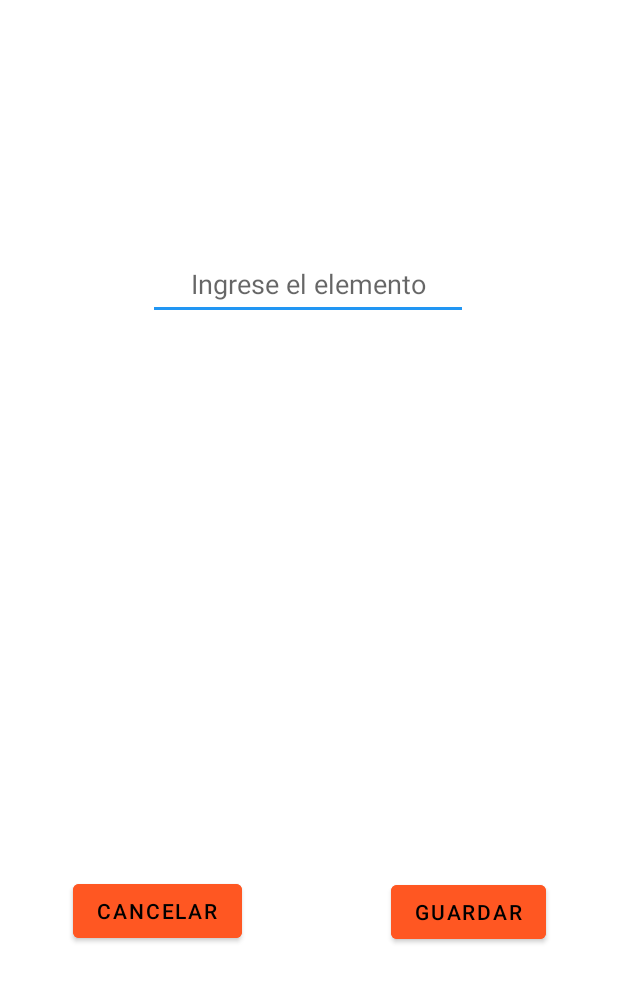
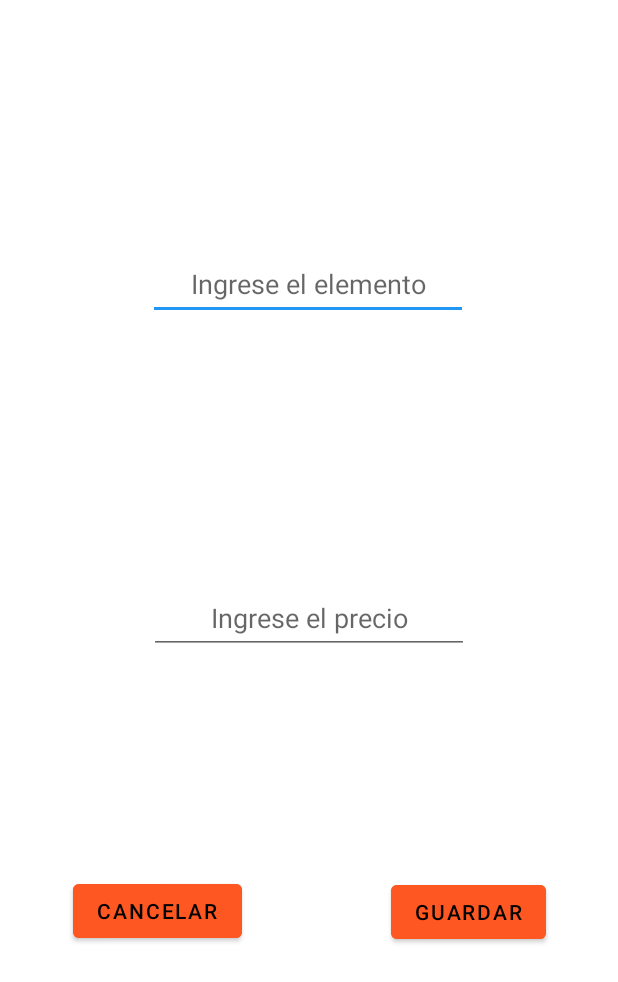
Before and after one commit to JCAvila2/Product-List, an Android app: the screen it shows after launch (agregarElementos), after a tap on "AGREGAR", on a phone screen of 412 x 824 dp. Shown: the top 982 px of the screen. Run offline under Robolectric (Android 15) with nearby library versions, the phone set to English and light mode, and no system bars.

Commit message:
Se agregaron precios, sin embargo aun falta revisar.

```diff
--- a/app/src/main/java/organizador/app/BaseDeDatos.java
+++ b/app/src/main/java/organizador/app/BaseDeDatos.java
@@ -13,6 +13,7 @@ public class BaseDeDatos extends SQLiteOpenHelper {
     private static final String NOMBRE_TABLA = "tabla_elementos";
     private static final String COL0 = "ID";
     private static final String COL1 = "elemento";
+    private static final String COL2 = "precio";
 
     public BaseDeDatos(Context context) {
         super(context, NOMBRE_TABLA, null, 1);
@@ -21,7 +22,9 @@ public class BaseDeDatos extends SQLiteOpenHelper {
     @Override //Metodo para crear una tabla
     public void onCreate(SQLiteDatabase base_de_datos) {
         Log.i("BASE DE DATOS", "Se creo la tabla " + NOMBRE_TABLA);
-        String query = "CREATE TABLE " + NOMBRE_TABLA + " (ID INTEGER PRIMARY KEY AUTOINCREMENT, " + COL1 + " TEXT)";
+        String query = "CREATE TABLE " + NOMBRE_TABLA + " (ID INTEGER PRIMARY KEY AUTOINCREMENT, " +
+                COL1 + " TEXT, " +
+                COL2 + " TEXT);";
         base_de_datos.execSQL(query);
     }
 
@@ -32,9 +35,9 @@ public class BaseDeDatos extends SQLiteOpenHelper {
         base_de_datos.execSQL(query);
     }
 
-    // metodo para agregar un elemento a una tabla
+    /* metodo para agregar un elemento a una tabla
     public boolean addDatos (String elemento) {
-        Log.i("DB", "Agregando " + elemento + " a " + NOMBRE_TABLA);
+        Log.i("DB", "Agregando " + elemento);
         SQLiteDatabase base_de_datos = this.getWritableDatabase();
         ContentValues contenido = new ContentValues();
         contenido.put(COL1, elemento);
@@ -45,7 +48,7 @@ public class BaseDeDatos extends SQLiteOpenHelper {
         } else {
             return true;
         }
-    }
+    } */
 
     // metodo para obtener todos los elementos en una tabla
     public Cursor getDatos() {
@@ -88,4 +91,21 @@ public class BaseDeDatos extends SQLiteOpenHelper {
     }
 
 
+    //TEST--------------
+    public boolean addElemento(String elemento, String precio) {
+        SQLiteDatabase base_de_datos = this.getWritableDatabase();
+        ContentValues contenido = new ContentValues();
+
+        contenido.put(COL1, elemento);
+        contenido.put(COL2, precio);
+
+        long resultado = base_de_datos.insert(NOMBRE_TABLA, null, contenido);
+        // Si los datos se pudieron guardar en la base de datos correctamente este metodo retorna true
+        if (resultado == -1) {
+            return false;
+        } else {
+            return true;
+        }
+    }
+
 }
--- a/app/src/main/java/organizador/app/agregarElementos.java
+++ b/app/src/main/java/organizador/app/agregarElementos.java
@@ -16,7 +16,7 @@ public class agregarElementos extends AppCompatActivity {
     // Declaracion de variables
     BaseDeDatos db;
     verElementos ver_Elementos;
-    EditText elemento;
+    EditText elemento, precio;
     Button guardar, cancelar;
 
 
@@ -30,6 +30,7 @@ public class agregarElementos extends AppCompatActivity {
         db = new BaseDeDatos(this);
         ver_Elementos = new verElementos();
         elemento = findViewById(R.id.elemento_entrada);
+        precio = findViewById(R.id.precio_entrada);
         guardar = findViewById(R.id.button_guardar);
         cancelar = findViewById(R.id.button_cancelar);
 
@@ -60,7 +61,8 @@ public class agregarElementos extends AppCompatActivity {
 
     // Agregar el elemento a la tabla
     public void AddDatos(String elemento) {
-        boolean insertarDatos = db.addDatos(elemento);
+        String precio_ = precio.getText().toString(); // falta concectarlo con la entrada del usuario
+        boolean insertarDatos = db.addElemento(elemento, precio_);
         if (insertarDatos) {
             toastMensaje("Los datos se guardaron correctamente");
         } else {
--- a/app/src/main/java/organizador/app/verElementos.java
+++ b/app/src/main/java/organizador/app/verElementos.java
@@ -27,10 +27,10 @@ public class verElementos extends AppCompatActivity {
     // Declaracion de Variables
     BaseDeDatos db;
     ListView gridLista;
-    TextView mostrarCantidad;
+    TextView mostrarCantidad, mostrarPrecio;
     Button botonAgregar;
     public static int numeroDeElementos;
-
+    public static double precioTotal = 0;
 
     @Override
     protected void onCreate(Bundle savedInstanceState) {
@@ -41,13 +41,14 @@ public class verElementos extends AppCompatActivity {
         db = new BaseDeDatos(this);
         gridLista = findViewById(R.id.grid_lista);
         mostrarCantidad = findViewById(R.id.mostrar_cantidad);
+        mostrarPrecio = findViewById(R.id.mostrar_precio);
         botonAgregar = findViewById(R.id.Boton_agregar);
 
         //getSupportActionBar().setTitle(); Revisar nombre de usuario
         mostrarLista();
         numeroDeElementos = gridLista.getAdapter().getCount();
         mostrarCantidad.setText(numeroDeElementos + "");
-
+        mostrarPrecio.setText("$ " + precioTotal);
 
         // Listener del boton de agregar
         botonAgregar.setOnClickListener(new View.OnClickListener() {
@@ -62,10 +63,15 @@ public class verElementos extends AppCompatActivity {
         // Se obtienen los datos almacenados en la base de datos y se agregan a un ArrayList para luego mostrarlos en pantalla por medio del ListView
         Cursor datos = db.getDatos();
         ArrayList<String> listaDeDatos = new ArrayList<>();
+        double sum = 0;
         while (datos.moveToNext()) {
             // Se obtiene el elemento almacenado en la primera columna de la tabla y se agrega en en ArrayList
             listaDeDatos.add(datos.getString(1));
+            Log.i("PRUEBAAAAAAAA", datos.getString(2)+"");
+            sum += Double.parseDouble((datos.getString(2)+""));
         }
+        precioTotal = sum;
+
         // Se crea un adapter para actualizar el ListView
         ListAdapter adapter = new ArrayAdapter<>(this, android.R.layout.simple_list_item_1, listaDeDatos);
         gridLista.setAdapter(adapter);
--- a/app/src/main/res/layout/agregar_elementos.xml
+++ b/app/src/main/res/layout/agregar_elementos.xml
@@ -22,6 +22,20 @@
         app:layout_constraintStart_toStartOf="parent"
         app:layout_constraintTop_toTopOf="parent"
         app:layout_constraintVertical_bias="0.213" />
+
+    <EditText
+        android:id="@+id/precio_entrada"
+        android:layout_width="wrap_content"
+        android:layout_height="wrap_content"
+        android:ems="10"
+        android:gravity="center"
+        android:hint="Ingrese el precio"
+        android:inputType="numberDecimal"
+        android:minHeight="48dp"
+        app:layout_constraintBottom_toBottomOf="parent"
+        app:layout_constraintEnd_toEndOf="parent"
+        app:layout_constraintStart_toStartOf="parent"
+        app:layout_constraintTop_toTopOf="parent" />
 
     <Button
         android:id="@+id/button_guardar"
```
Also changed, not shown: app/src/main/res/layout/ver_elementos.xml (+14 -0 lines).
